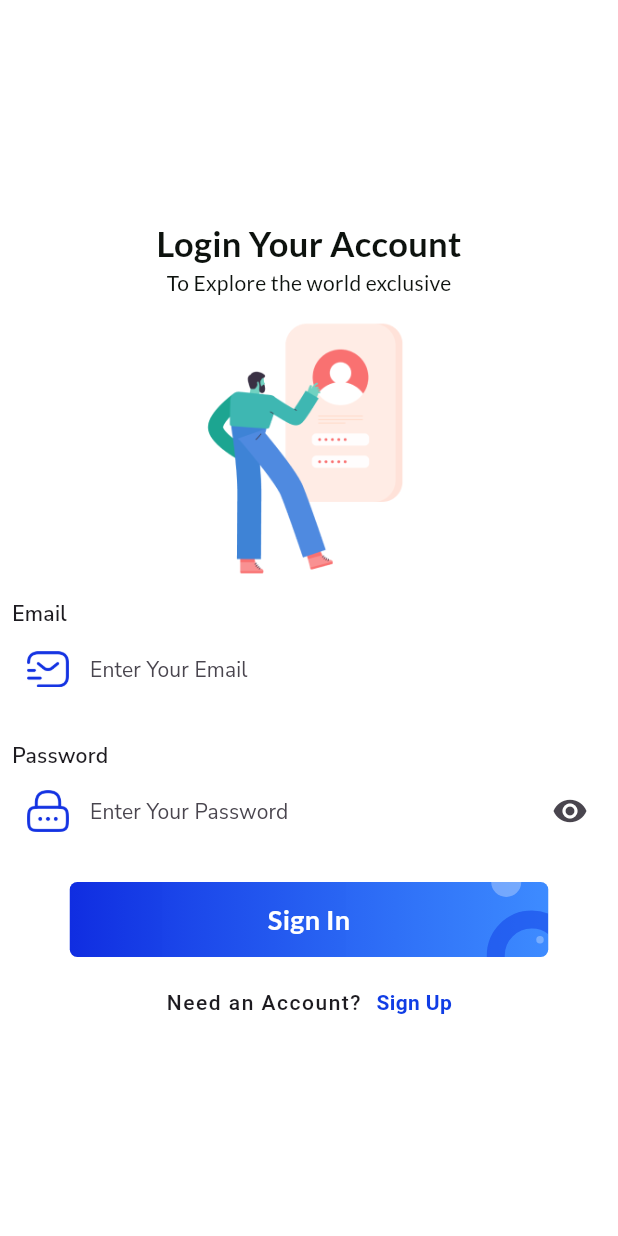
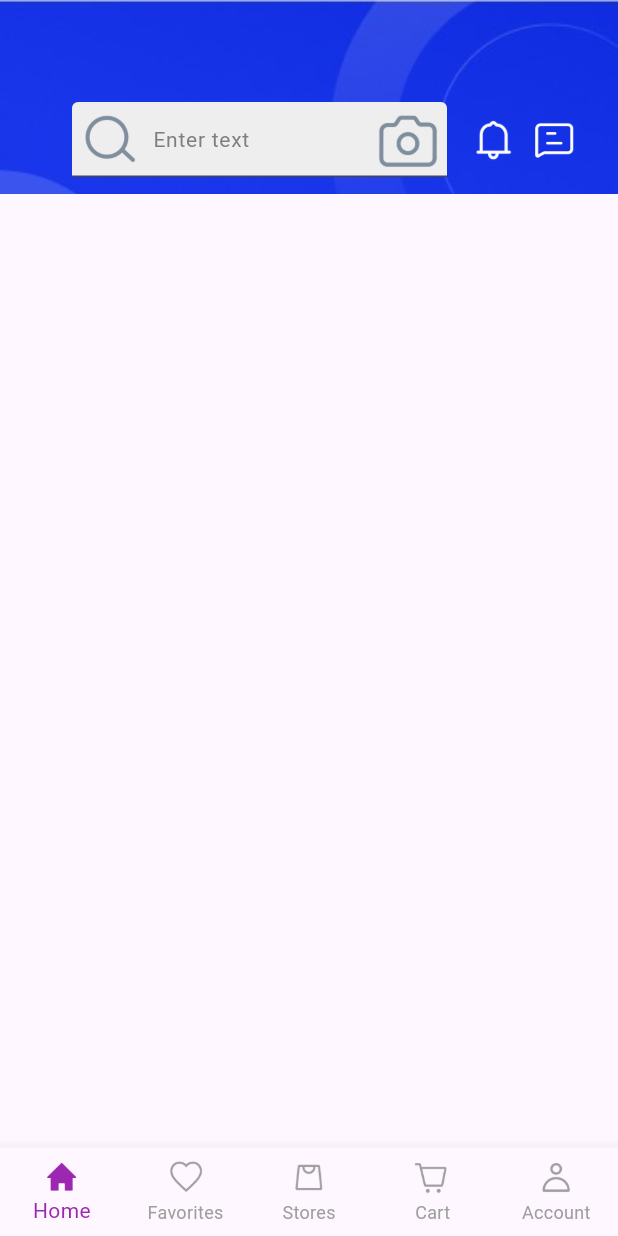
Before and after one commit to k0msak007/Flutter_Store, a Flutter app: the screen it shows after launch, on a phone screen of 412 x 824 dp. Run offline on Flutter 3.47's test engine with Material 3 defaults, Android fonts, the phone set to English and light mode, and no system bars; our stand-ins replace google_fonts.

Commit message:
Implement user authentication and main navigation structure
- Convert `RegisterScreen` and `LoginScreen` to stateful widgets and integrate with `AuthController` for user registration and login.
- Add `MainScreen` with bottom navigation bar to switch between `Home`, `Favorites`, `Stores`, `Cart`, and `Account` screens.
- Introduce `AuthController` to handle HTTP requests for user sign-up and sign-in.
- Update `User` model to include a `token` field.
- Create `HeaderWidget` for the home screen with a search bar and notification icons.
- Set `MainScreen` as the home screen in `main.dart`.
- Add backend routes and models for `Banner` and `Category` management.
- Implement HTTP response management with `manageHttpResponse` function.

```diff
--- /dev/null
+++ b/flutter_store_app/lib/global_variables.dart
@@ -0,0 +1 @@
+String uri = "http://192.168.1.13:3000";
--- a/flutter_store_app/lib/main.dart
+++ b/flutter_store_app/lib/main.dart
@@ -1,5 +1,5 @@
 import 'package:flutter/material.dart';
-import 'package:flutter_store_app/views/screens/authentication_sceen/login_screen.dart';
+import 'package:flutter_store_app/views/screens/main_screen.dart';
 
 void main() {
   runApp(const MyApp());
@@ -33,6 +33,6 @@ class MyApp extends StatelessWidget {
           colorScheme: ColorScheme.fromSeed(seedColor: Colors.deepPurple),
           useMaterial3: true,
         ),
-        home: LoginScreen());
+        home: MainScreen());
   }
 }
--- /dev/null
+++ b/flutter_store_app/lib/views/screens/main_screen.dart
@@ -0,0 +1,92 @@
+import 'package:flutter/material.dart';
+import 'package:flutter_store_app/views/screens/navs_screen/account_screen.dart';
+import 'package:flutter_store_app/views/screens/navs_screen/cart_screen.dart';
+import 'package:flutter_store_app/views/screens/navs_screen/favorite_screen.dart';
+import 'package:flutter_store_app/views/screens/navs_screen/home_screen.dart';
+import 'package:flutter_store_app/views/screens/navs_screen/stores_screen.dart';
+
+class MainScreen extends StatefulWidget {
+  @override
+  State<MainScreen> createState() => _MainScreenState();
+}
+
+class _MainScreenState extends State<MainScreen> {
+  int _pageIndex = 0;
+  final List<Widget> _pages = [
+    HomeScreen(),
+    FavoriteScreen(),
+    StoresScreen(),
+    CartScreen(),
+    AccountScreen(),
+  ];
+
+  @override
+  Widget build(BuildContext context) {
+    return Scaffold(
+      bottomNavigationBar: BottomNavigationBar(
+          type: BottomNavigationBarType.fixed,
+          selectedItemColor: Colors.purple,
+          unselectedItemColor: Colors.grey,
+          currentIndex: _pageIndex,
+          onTap: (value) => setState(() => _pageIndex = value),
+          items: [
+            BottomNavigationBarItem(
+                icon: ColorFiltered(
+                  colorFilter: ColorFilter.mode(
+                      _pageIndex == 0 ? Colors.purple : Colors.grey,
+                      BlendMode.srcIn),
+                  child: Image.asset(
+                    "assets/icons/home.png",
+                    width: 25,
+                  ),
+                ),
+                label: "Home"),
+            BottomNavigationBarItem(
+                icon: ColorFiltered(
+                  colorFilter: ColorFilter.mode(
+                      _pageIndex == 1 ? Colors.purple : Colors.grey,
+                      BlendMode.srcIn),
+                  child: Image.asset(
+                    "assets/icons/love.png",
+                    width: 25,
+                  ),
+                ),
+                label: "Favorites"),
+            BottomNavigationBarItem(
+                icon: ColorFiltered(
+                  colorFilter: ColorFilter.mode(
+                      _pageIndex == 2 ? Colors.purple : Colors.grey,
+                      BlendMode.srcIn),
+                  child: Image.asset(
+                    "assets/icons/mart.png",
+                    width: 25,
+                  ),
+                ),
+                label: "Stores"),
+            BottomNavigationBarItem(
+                icon: ColorFiltered(
+                  colorFilter: ColorFilter.mode(
+                      _pageIndex == 3 ? Colors.purple : Colors.grey,
+                      BlendMode.srcIn),
+                  child: Image.asset(
+                    "assets/icons/cart.png",
+                    width: 25,
+                  ),
+                ),
+                label: "Cart"),
+            BottomNavigationBarItem(
+                icon: ColorFiltered(
+                  colorFilter: ColorFilter.mode(
+                      _pageIndex == 4 ? Colors.purple : Colors.grey,
+                      BlendMode.srcIn),
+                  child: Image.asset(
+                    "assets/icons/user.png",
+                    width: 25,
+                  ),
+                ),
+                label: "Account"),
+          ]),
+      body: _pages[_pageIndex],
+    );
+  }
+}
--- /dev/null
+++ b/flutter_store_app/lib/views/screens/navs_screen/home_screen.dart
@@ -0,0 +1,14 @@
+import 'package:flutter/material.dart';
+import 'package:flutter_store_app/views/screens/navs_screen/widgets/header_widget.dart';
+
+class HomeScreen extends StatelessWidget {
+  const HomeScreen({super.key});
+
+  @override
+  Widget build(BuildContext context) {
+    return Scaffold(
+        body: SingleChildScrollView(
+      child: Column(children: [HeaderWidget()]),
+    ));
+  }
+}
--- /dev/null
+++ b/flutter_store_app/lib/views/screens/navs_screen/widgets/header_widget.dart
@@ -0,0 +1,76 @@
+import 'package:flutter/material.dart';
+
+class HeaderWidget extends StatelessWidget {
+  const HeaderWidget({super.key});
+
+  @override
+  Widget build(BuildContext context) {
+    return SizedBox(
+      width: MediaQuery.of(context).size.width,
+      height: MediaQuery.of(context).size.height * 0.2,
+      child: Stack(children: [
+        Image.asset(
+          'assets/icons/searchBanner.jpeg',
+          width: MediaQuery.of(context).size.width,
+          fit: BoxFit.cover,
+        ),
+        Positioned(
+            left: 48,
+            top: 68,
+            child: SizedBox(
+                width: 250,
+                height: 50,
+                child: TextField(
+                  decoration: InputDecoration(
+                      hintText: 'Enter text',
+                      hintStyle:
+                          TextStyle(fontSize: 14, color: Color(0xFF7F7F7F)),
+                      contentPadding:
+                          EdgeInsets.symmetric(horizontal: 12, vertical: 16),
+                      prefixIcon: Image.asset('assets/icons/searc1.png'),
+                      suffixIcon: Image.asset('assets/icons/cam.png'),
+                      fillColor: Colors.grey.shade200,
+                      filled: true,
+                      focusColor: Colors.black),
+                ))),
+        Positioned(
+          left: 311,
+          top: 78,
+          child: Material(
+            type: MaterialType.transparency,
+            child: InkWell(
+              onTap: () {},
+              overlayColor: WidgetStateProperty.all(Color(0x0c7f7f)),
+              child: Ink(
+                width: 31,
+                height: 31,
+                decoration: BoxDecoration(
+                  image: DecorationImage(
+                      image: AssetImage('assets/icons/bell.png')),
+                ),
+              ),
+            ),
+          ),
+        ),
+        Positioned(
+          left: 354,
+          top: 78,
+          child: Material(
+            type: MaterialType.transparency,
+            child: InkWell(
+              onTap: () {},
+              child: Ink(
+                width: 31,
+                height: 31,
+                decoration: BoxDecoration(
+                  image: DecorationImage(
+                      image: AssetImage('assets/icons/message.png')),
+                ),
+              ),
+            ),
+          ),
+        )
+      ]),
+    );
+  }
+}
```
Also changed, not shown: flutter_store_app/lib/controllers/auth_controller.dart (added, +73 -0 lines), flutter_store_app/lib/models/user.dart (+9 -2 lines), flutter_store_app/lib/services/manage_http_response.dart (+25 -4 lines), flutter_store_app/lib/views/screens/authentication_sceen/login_screen.dart (+38 -6 lines), flutter_store_app/lib/views/screens/authentication_sceen/register_screen.dart (+38 -5 lines), flutter_store_app/lib/views/screens/navs_screen/account_screen.dart (added, +14 -0 lines), flutter_store_app/lib/views/screens/navs_screen/cart_screen.dart (added, +13 -0 lines), flutter_store_app/lib/views/screens/navs_screen/favorite_screen.dart (added, +14 -0 lines), flutter_store_app/lib/views/screens/navs_screen/stores_screen.dart (added, +13 -0 lines), flutter_store_app/pubspec.lock, 5 other files.
